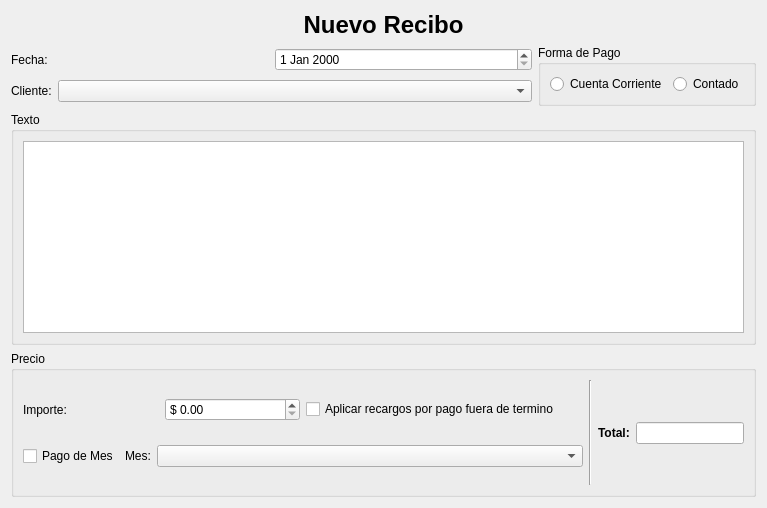
Qt form trunk/plugins/HiComp/FormAgregarReciboBase.ui (chungote/gestotux) before a commit.
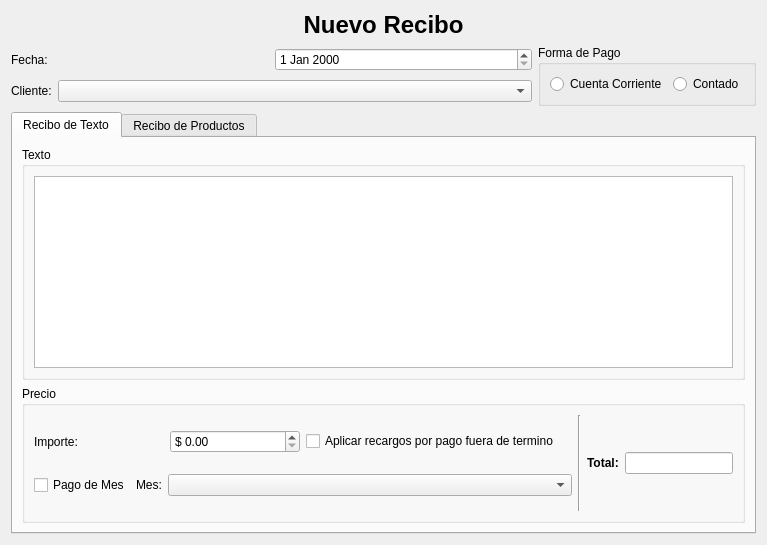
The same form after that commit.

```diff
--- a/trunk/plugins/HiComp/FormAgregarReciboBase.ui
+++ b/trunk/plugins/HiComp/FormAgregarReciboBase.ui
@@ -6,7 +6,7 @@
     <x>0</x>
     <y>0</y>
     <width>767</width>
-    <height>508</height>
+    <height>545</height>
    </rect>
   </property>
   <property name="windowTitle" >
@@ -93,6 +93,16 @@
     </layout>
    </item>
    <item>
+    <widget class="QTabWidget" name="tabWidget" >
+     <property name="currentIndex" >
+      <number>0</number>
+     </property>
+     <widget class="QWidget" name="tabTexto" >
+      <attribute name="title" >
+       <string>Recibo de Texto</string>
+      </attribute>
+      <layout class="QVBoxLayout" >
+       <item>
     <widget class="QGroupBox" name="groupBox_2" >
      <property name="title" >
       <string>Texto</string>
@@ -265,6 +275,15 @@
        </layout>
       </item>
      </layout>
+        </widget>
+       </item>
+      </layout>
+     </widget>
+     <widget class="QWidget" name="tabProductos" >
+      <attribute name="title" >
+       <string>Recibo de Productos</string>
+      </attribute>
+     </widget>
     </widget>
    </item>
   </layout>
```
Lines whose indentation alone changed are shown as unchanged.
